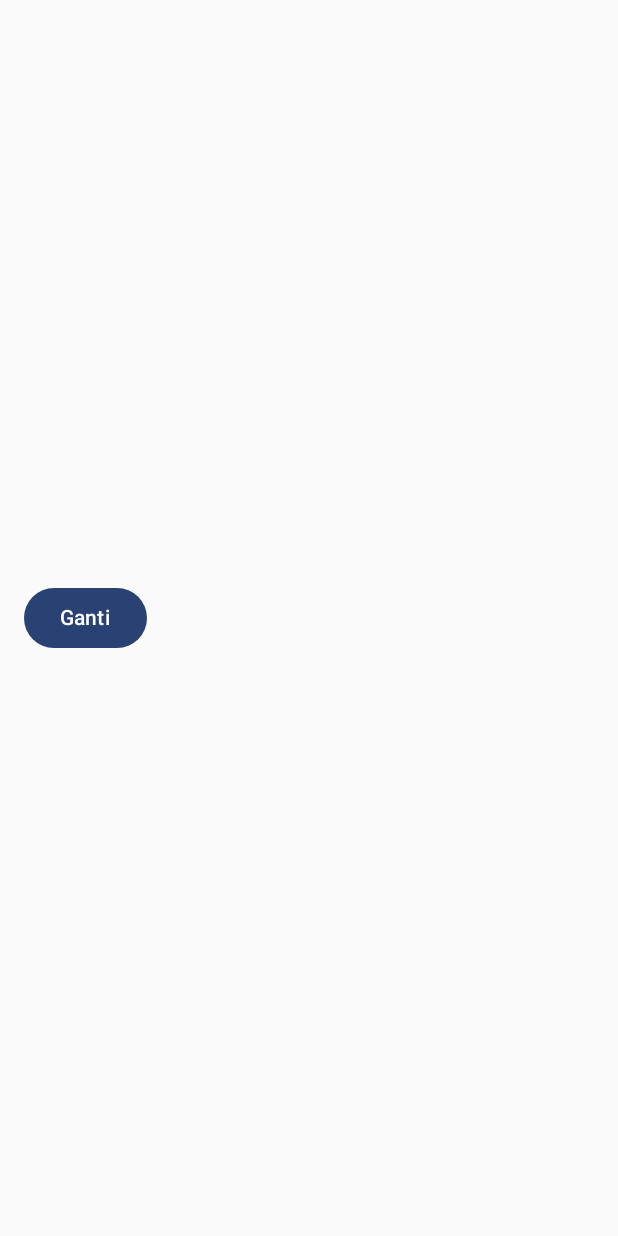
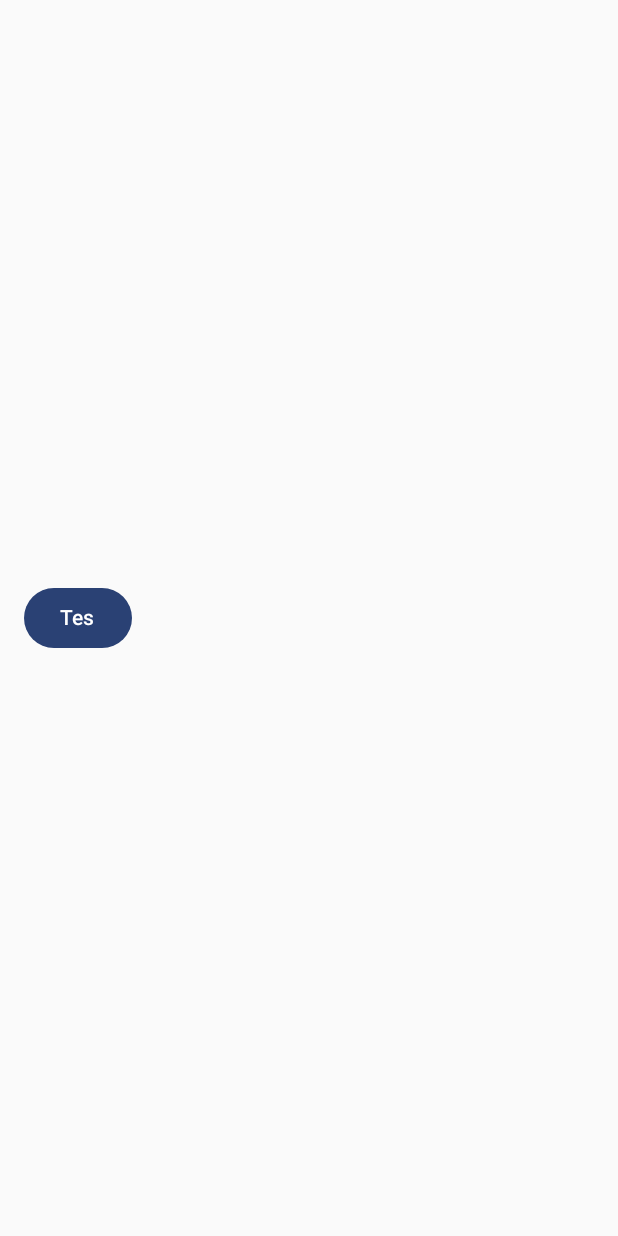
Before and after one commit to JuliaRistyaningrum/Proyek-Android-Sederhana, an Android app built with Jetpack Compose: the screen it shows after launch (MainActivity), on a phone screen of 412 x 824 dp. Run offline under Robolectric (Android 15) with nearby library versions, the phone set to English and light mode, and no system bars.

Commit message:
klik to tes

```diff
--- a/app/src/main/java/com/example/proyeksederhana/MainActivity.kt
+++ b/app/src/main/java/com/example/proyeksederhana/MainActivity.kt
@@ -36,7 +36,7 @@ fun MyScreen() {
         Button(onClick = {
             Toast.makeText(context, "Selamat datang di Android", Toast.LENGTH_SHORT).show()
         }) {
-            Text(text = "Ganti")
+            Text(text = "Tes")
         }
     }
 }
```
